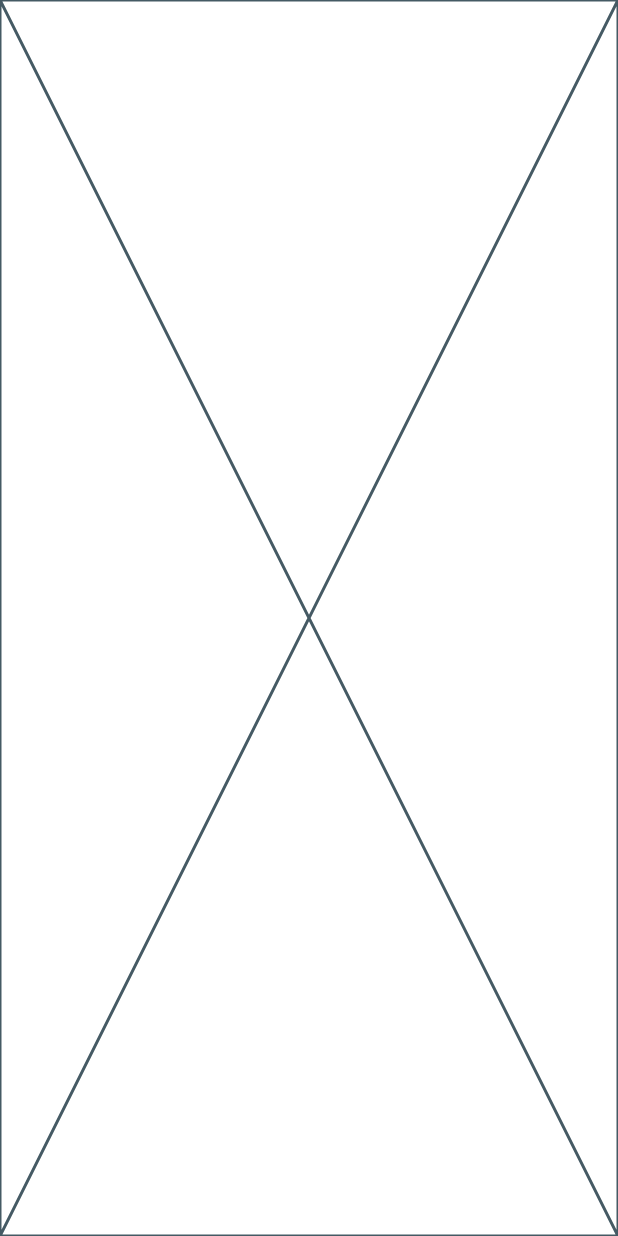
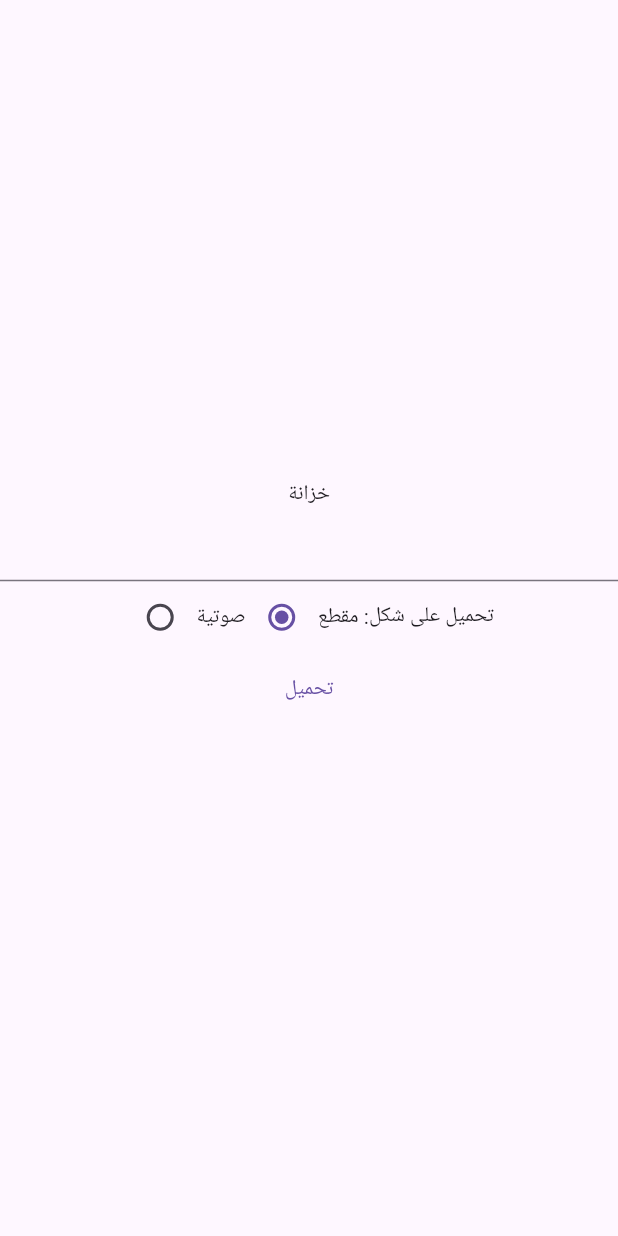
Before and after one commit to nerddude24/khizanah-app, a Flutter app: the screen it shows after launch, on a phone screen of 412 x 824 dp. Run offline on Flutter 3.47's test engine with Material 3 defaults, Android fonts, the phone set to English and light mode, and no system bars.

Commit message:
feat: setup starting layout boilerplate

```diff
--- a/lib/main.dart
+++ b/lib/main.dart
@@ -1,4 +1,5 @@
 import "package:flutter/material.dart";
+import "package:khizanah/pages/home.dart";
 
 void main() {
   runApp(const App());
@@ -9,6 +10,7 @@ class App extends StatelessWidget {
 
   @override
   Widget build(BuildContext context) {
-    return const Placeholder();
+    return MaterialApp(
+        debugShowCheckedModeBanner: false, home: Center(child: Home()));
   }
 }
--- /dev/null
+++ b/lib/pages/home.dart
@@ -0,0 +1,77 @@
+import "package:flutter/material.dart";
+
+// 'Video' is both video and audio, while 'Audio' is audio-only.
+enum DownloadType { Video, Audio }
+
+class Home extends StatefulWidget {
+  const Home({super.key});
+
+  @override
+  State<Home> createState() => _HomeState();
+}
+
+class _HomeState extends State<Home> {
+  String vidLink = "";
+  DownloadType? vidType = DownloadType.Video;
+
+  // ! Temp
+  String test = "";
+  void onDownloadBtnClick() {
+    setState(() {
+      test = "Link: $vidLink . Type: $vidType";
+    });
+  }
+
+  @override
+  Widget build(BuildContext context) {
+    return Directionality(
+      textDirection: TextDirection.rtl,
+      child: Scaffold(
+        body: Center(
+          child: Column(
+            mainAxisAlignment: MainAxisAlignment.center,
+            children: [
+              const Text("خزانة"),
+              TextField(
+                onChanged: (value) => setState(() {
+                  vidLink = value;
+                }),
+              ),
+              Row(
+                mainAxisAlignment: MainAxisAlignment.center,
+                children: [
+                  const Text("تحميل على شكل: "),
+                  const Text("مقطع"),
+                  Radio<DownloadType>(
+                    value: DownloadType.Video,
+                    groupValue: vidType,
+                    onChanged: (DownloadType? value) {
+                      setState(() {
+                        vidType = value;
+                      });
+                    },
+                  ),
+                  const Text("صوتية"),
+                  Radio<DownloadType>(
+                    value: DownloadType.Audio,
+                    groupValue: vidType,
+                    onChanged: (DownloadType? value) {
+                      setState(() {
+                        vidType = value;
+                      });
+                    },
+                  ),
+                ],
+              ),
+              TextButton(
+                  onPressed: onDownloadBtnClick, child: const Text("تحميل")),
+
+              // ! Temp
+              Text(test)
+            ],
+          ),
+        ),
+      ),
+    );
+  }
+}
```
